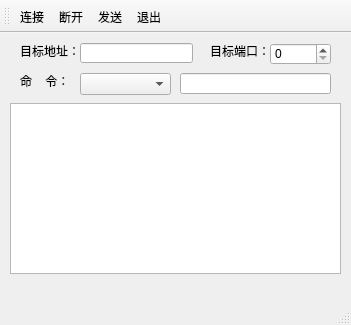
Before: the Qt Designer form mainwindow.ui in imLuning/QT_AgvGui, drawn with Qt 5.
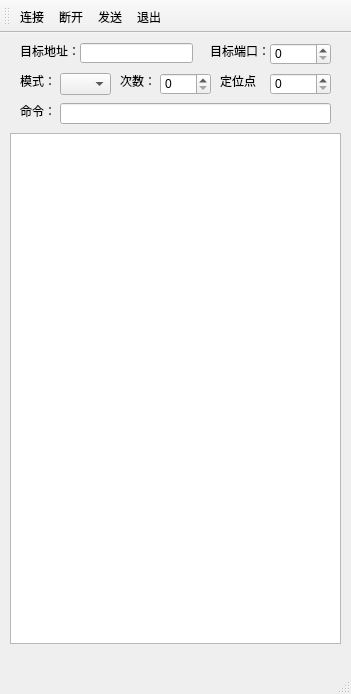
After: the same form once the commit is applied. Icons and pictures are not drawn.

Commit message: TCP连接优化

```diff
--- a/mainwindow.ui
+++ b/mainwindow.ui
@@ -7,7 +7,7 @@
     <x>0</x>
     <y>0</y>
     <width>351</width>
-    <height>325</height>
+    <height>694</height>
    </rect>
   </property>
   <property name="sizePolicy">
@@ -19,13 +19,13 @@
   <property name="minimumSize">
    <size>
     <width>351</width>
-    <height>325</height>
+    <height>694</height>
    </size>
   </property>
   <property name="maximumSize">
    <size>
     <width>351</width>
-    <height>325</height>
+    <height>694</height>
    </size>
   </property>
   <property name="windowTitle">
@@ -40,11 +40,29 @@
     <property name="geometry">
      <rect>
       <x>10</x>
-      <y>70</y>
+      <y>100</y>
       <width>331</width>
-      <height>171</height>
+      <height>511</height>
      </rect>
     </property>
+    <property name="sizePolicy">
+     <sizepolicy hsizetype="Fixed" vsizetype="Fixed">
+      <horstretch>0</horstretch>
+      <verstretch>0</verstretch>
+     </sizepolicy>
+    </property>
+    <property name="minimumSize">
+     <size>
+      <width>331</width>
+      <height>511</height>
+     </size>
+    </property>
+    <property name="maximumSize">
+     <size>
+      <width>331</width>
+      <height>511</height>
+     </size>
+    </property>
    </widget>
    <widget class="QLabel" name="labelTarAddr">
     <property name="geometry">
@@ -98,36 +116,95 @@
    <widget class="QLineEdit" name="lineEditCommand">
     <property name="geometry">
      <rect>
-      <x>180</x>
-      <y>40</y>
-      <width>151</width>
+      <x>60</x>
+      <y>70</y>
+      <width>271</width>
       <height>21</height>
      </rect>
     </property>
    </widget>
-   <widget class="QLabel" name="labelCommand">
+   <widget class="QLabel" name="labelMode">
     <property name="geometry">
      <rect>
       <x>20</x>
       <y>40</y>
-      <width>61</width>
+      <width>31</width>
       <height>16</height>
      </rect>
     </property>
     <property name="text">
-     <string>命    令：</string>
+     <string>模式：</string>
     </property>
    </widget>
    <widget class="QComboBox" name="comboBoxCommand">
     <property name="geometry">
      <rect>
-      <x>80</x>
+      <x>60</x>
       <y>40</y>
-      <width>91</width>
+      <width>51</width>
       <height>22</height>
      </rect>
     </property>
    </widget>
+   <widget class="QSpinBox" name="spinBoxCount">
+    <property name="geometry">
+     <rect>
+      <x>160</x>
+      <y>40</y>
+      <width>51</width>
+      <height>22</height>
+     </rect>
+    </property>
+   </widget>
+   <widget class="QSpinBox" name="spinBoxLocatedPoint">
+    <property name="geometry">
+     <rect>
+      <x>270</x>
+      <y>40</y>
+      <width>61</width>
+      <height>22</height>
+     </rect>
+    </property>
+   </widget>
+   <widget class="QLabel" name="labelCount">
+    <property name="geometry">
+     <rect>
+      <x>120</x>
+      <y>40</y>
+      <width>31</width>
+      <height>16</height>
+     </rect>
+    </property>
+    <property name="text">
+     <string>次数：</string>
+    </property>
+   </widget>
+   <widget class="QLabel" name="labelLocatedPoint">
+    <property name="geometry">
+     <rect>
+      <x>220</x>
+      <y>40</y>
+      <width>41</width>
+      <height>16</height>
+     </rect>
+    </property>
+    <property name="text">
+     <string>定位点：</string>
+    </property>
+   </widget>
+   <widget class="QLabel" name="labelCommand">
+    <property name="geometry">
+     <rect>
+      <x>20</x>
+      <y>70</y>
+      <width>31</width>
+      <height>16</height>
+     </rect>
+    </property>
+    <property name="text">
+     <string>命令：</string>
+    </property>
+   </widget>
   </widget>
   <widget class="QMenuBar" name="menuBar">
    <property name="geometry">
```
The commit also changes 1 other file.
